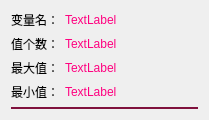
Before: the Qt Designer form src/SmartContorl/VariateItemWidget.ui in BeQuiet1228/FreeCAD, drawn with Qt 5.
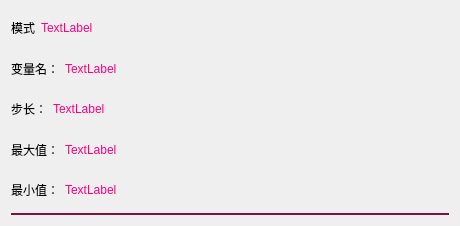
After: the same form once the commit is applied.

Commit message: 两种模式混合使用

Diff of the .ui file:
```diff
--- a/src/SmartContorl/VariateItemWidget.ui
+++ b/src/SmartContorl/VariateItemWidget.ui
@@ -6,8 +6,8 @@
    <rect>
     <x>0</x>
     <y>0</y>
-    <width>209</width>
-    <height>110</height>
+    <width>460</width>
+    <height>226</height>
    </rect>
   </property>
   <property name="windowTitle">
@@ -16,8 +16,35 @@
   <property name="styleSheet">
    <string notr="true"/>
   </property>
-  <layout class="QVBoxLayout" name="verticalLayout">
-   <item>
+  <layout class="QGridLayout" name="gridLayout">
+   <item row="0" column="0">
+    <layout class="QHBoxLayout" name="horizontalLayout_3">
+     <item>
+      <widget class="QLabel" name="label_8">
+       <property name="sizePolicy">
+        <sizepolicy hsizetype="Fixed" vsizetype="Preferred">
+         <horstretch>0</horstretch>
+         <verstretch>0</verstretch>
+        </sizepolicy>
+       </property>
+       <property name="text">
+        <string>模式</string>
+       </property>
+      </widget>
+     </item>
+     <item>
+      <widget class="QLabel" name="labelMode">
+       <property name="styleSheet">
+        <string notr="true">color: rgb(255, 0, 127);</string>
+       </property>
+       <property name="text">
+        <string>TextLabel</string>
+       </property>
+      </widget>
+     </item>
+    </layout>
+   </item>
+   <item row="1" column="0">
     <layout class="QHBoxLayout" name="horizontalLayout">
      <item>
       <widget class="QLabel" name="label">
@@ -44,7 +71,7 @@
      </item>
     </layout>
    </item>
-   <item>
+   <item row="2" column="0">
     <layout class="QHBoxLayout" name="horizontalLayout_2">
      <item>
       <widget class="QLabel" name="label_3">
@@ -55,7 +82,7 @@
         </sizepolicy>
        </property>
        <property name="text">
-        <string>值个数：</string>
+        <string>步长：</string>
        </property>
       </widget>
      </item>
@@ -71,8 +98,8 @@
      </item>
     </layout>
    </item>
-   <item>
-    <layout class="QHBoxLayout" name="horizontalLayout_3">
+   <item row="3" column="0">
+    <layout class="QHBoxLayout" name="horizontalLayout_5">
      <item>
       <widget class="QLabel" name="label_5">
        <property name="sizePolicy">
@@ -98,7 +125,7 @@
      </item>
     </layout>
    </item>
-   <item>
+   <item row="4" column="0">
     <layout class="QHBoxLayout" name="horizontalLayout_4">
      <item>
       <widget class="QLabel" name="label_7">
@@ -125,7 +152,7 @@
      </item>
     </layout>
    </item>
-   <item>
+   <item row="5" column="0">
     <widget class="QLabel" name="label_2">
      <property name="minimumSize">
       <size>
```
The commit also changes 6 other files.
